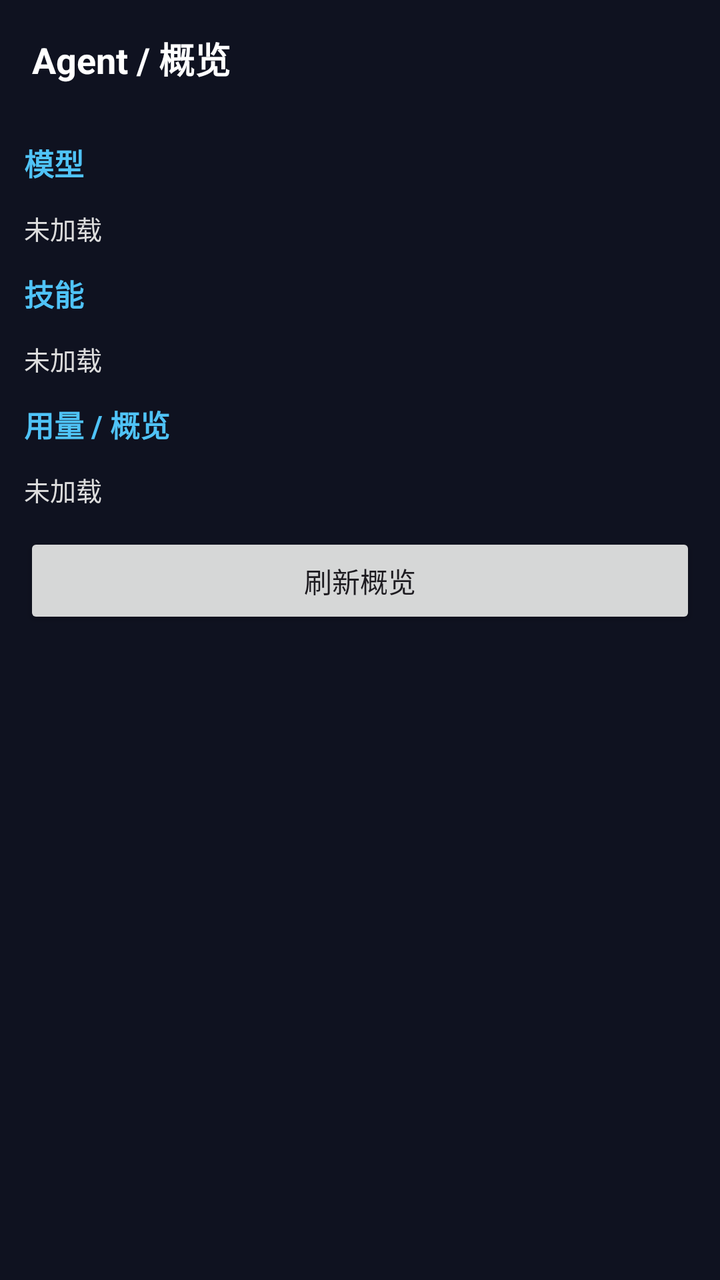
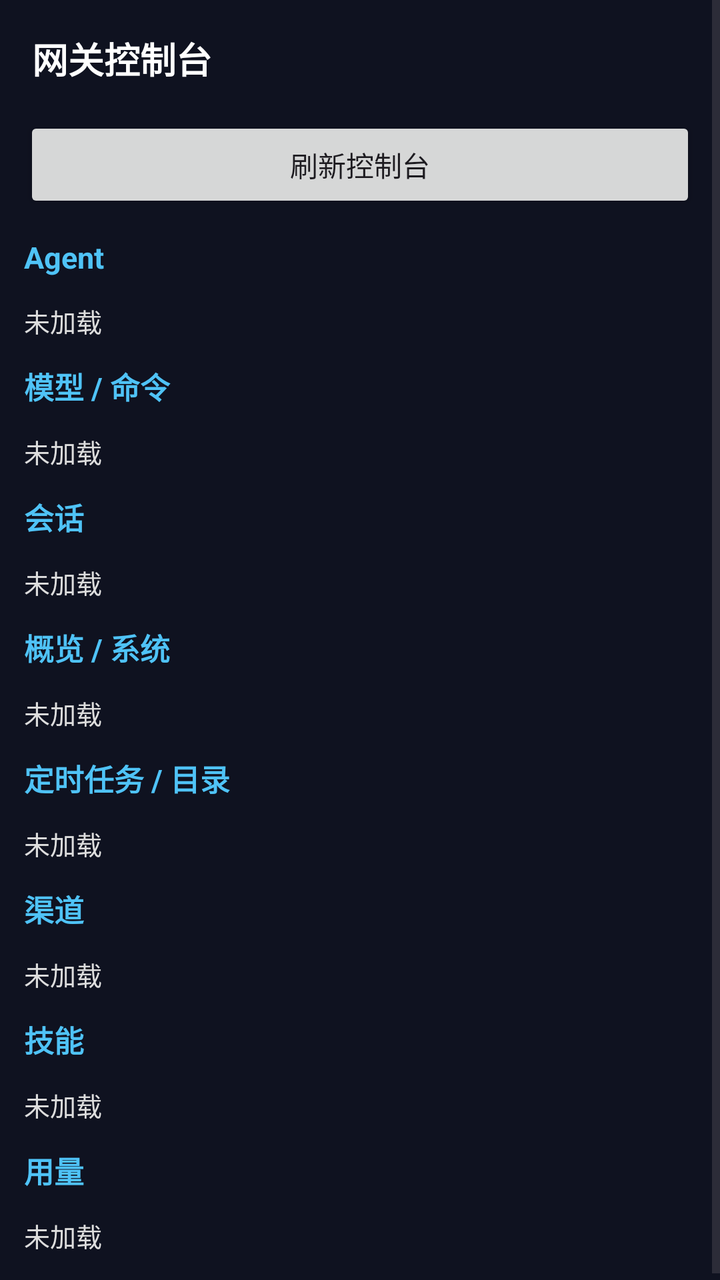

Compare the two renders of this Android layout. The source of the first and the diff that turns it into the second are given below.
<!-- AndroidManifest.xml: application theme Theme.VoiceBridge -->
<!-- res/layout/fragment_overview.xml -->
<?xml version="1.0" encoding="utf-8"?>
<LinearLayout xmlns:android="http://schemas.android.com/apk/res/android"
    android:layout_width="match_parent"
    android:layout_height="match_parent"
    android:orientation="vertical"
    android:background="#0F1220">

    <TextView
        android:id="@+id/overviewTitle"
        android:layout_width="match_parent"
        android:layout_height="wrap_content"
        android:text="Agent / 概览"
        android:textSize="18sp"
        android:textStyle="bold"
        android:textColor="#FFFFFF"
        android:padding="16dp" />

    <androidx.recyclerview.widget.RecyclerView
        android:id="@+id/agentList"
        android:layout_width="match_parent"
        android:layout_height="wrap_content"
        android:paddingHorizontal="8dp"
        android:nestedScrollingEnabled="false" />

    <TextView
        android:id="@+id/labelModels"
        android:layout_width="match_parent"
        android:layout_height="wrap_content"
        android:text="模型"
        android:textSize="15sp"
        android:textStyle="bold"
        android:textColor="#4FC3F7"
        android:padding="12dp" />

    <TextView
        android:id="@+id/textModels"
        android:layout_width="match_parent"
        android:layout_height="wrap_content"
        android:text="未加载"
        android:textSize="13sp"
        android:textColor="#DDDDDD"
        android:paddingHorizontal="12dp" />

    <TextView
        android:id="@+id/labelSkills"
        android:layout_width="match_parent"
        android:layout_height="wrap_content"
        android:text="技能"
        android:textSize="15sp"
        android:textStyle="bold"
        android:textColor="#4FC3F7"
        android:padding="12dp" />

    <TextView
        android:id="@+id/textSkills"
        android:layout_width="match_parent"
        android:layout_height="wrap_content"
        android:text="未加载"
        android:textSize="13sp"
        android:textColor="#DDDDDD"
        android:paddingHorizontal="12dp" />

    <TextView
        android:id="@+id/labelUsage"
        android:layout_width="match_parent"
        android:layout_height="wrap_content"
        android:text="用量 / 概览"
        android:textSize="15sp"
        android:textStyle="bold"
        android:textColor="#4FC3F7"
        android:padding="12dp" />

    <TextView
        android:id="@+id/textUsage"
        android:layout_width="match_parent"
        android:layout_height="wrap_content"
        android:text="未加载"
        android:textSize="13sp"
        android:textColor="#DDDDDD"
        android:paddingHorizontal="12dp" />

    <Button
        android:id="@+id/btnRefreshOverview"
        android:layout_width="match_parent"
        android:layout_height="wrap_content"
        android:text="刷新概览"
        android:layout_margin="12dp" />
</LinearLayout>
<!-- resources referenced by this layout -->
<resources>
  <style name="Theme.VoiceBridge" parent="Theme.Material3.DayNight.NoActionBar" />
</resources>

<!-- the commit's change to res/layout/fragment_overview.xml (unified diff, before → after) -->
@@ -1,88 +1,183 @@
 <?xml version="1.0" encoding="utf-8"?>
-<LinearLayout xmlns:android="http://schemas.android.com/apk/res/android"
+<ScrollView xmlns:android="http://schemas.android.com/apk/res/android"
     android:layout_width="match_parent"
     android:layout_height="match_parent"
-    android:orientation="vertical"
-    android:background="#0F1220">
+    android:background="#0F1220"
+    android:fillViewport="true">
 
-    <TextView
-        android:id="@+id/overviewTitle"
+    <LinearLayout
         android:layout_width="match_parent"
         android:layout_height="wrap_content"
-        android:text="Agent / 概览"
-        android:textSize="18sp"
-        android:textStyle="bold"
-        android:textColor="#FFFFFF"
-        android:padding="16dp" />
+        android:orientation="vertical"
+        android:paddingBottom="16dp">
 
-    <androidx.recyclerview.widget.RecyclerView
-        android:id="@+id/agentList"
-        android:layout_width="match_parent"
-        android:layout_height="wrap_content"
-        android:paddingHorizontal="8dp"
-        android:nestedScrollingEnabled="false" />
+        <TextView
+            android:id="@+id/overviewTitle"
+            android:layout_width="match_parent"
+            android:layout_height="wrap_content"
+            android:text="网关控制台"
+            android:textSize="18sp"
+            android:textStyle="bold"
+            android:textColor="#FFFFFF"
+            android:padding="16dp" />
 
-    <TextView
-        android:id="@+id/labelModels"
-        android:layout_width="match_parent"
-        android:layout_height="wrap_content"
-        android:text="模型"
-        android:textSize="15sp"
-        android:textStyle="bold"
-        android:textColor="#4FC3F7"
-        android:padding="12dp" />
+        <Button
+            android:id="@+id/btnRefreshOverview"
+            android:layout_width="match_parent"
+            android:layout_height="wrap_content"
+            android:text="刷新控制台"
+            android:layout_marginHorizontal="12dp" />
 
-    <TextView
-        android:id="@+id/textModels"
-        android:layout_width="match_parent"
-        android:layout_height="wrap_content"
-        android:text="未加载"
-        android:textSize="13sp"
-        android:textColor="#DDDDDD"
-        android:paddingHorizontal="12dp" />
+        
+        <TextView
+            android:id="@+id/labelAgents"
+            android:layout_width="match_parent"
+            android:layout_height="wrap_content"
+            android:text="Agent"
+            android:textSize="15sp"
+            android:textStyle="bold"
+            android:textColor="#4FC3F7"
+            android:padding="12dp" />
+        <TextView
+            android:id="@+id/textAgents"
+            android:layout_width="match_parent"
+            android:layout_height="wrap_content"
+            android:text="未加载"
+            android:textSize="13sp"
+            android:textColor="#DDDDDD"
+            android:paddingHorizontal="12dp" />
 
-    <TextView
-        android:id="@+id/labelSkills"
-        android:layout_width="match_parent"
-        android:layout_height="wrap_content"
-        android:text="技能"
-        android:textSize="15sp"
-        android:textStyle="bold"
-        android:textColor="#4FC3F7"
-        android:padding="12dp" />
+        
+        <TextView
+            android:id="@+id/labelModels"
+            android:layout_width="match_parent"
+            android:layout_height="wrap_content"
+            android:text="模型 / 命令"
+            android:textSize="15sp"
+            android:textStyle="bold"
+            android:textColor="#4FC3F7"
+            android:padding="12dp" />
+        <TextView
+            android:id="@+id/textModels"
+            android:layout_width="match_parent"
+            android:layout_height="wrap_content"
+            android:text="未加载"
+            android:textSize="13sp"
+            android:textColor="#DDDDDD"
+            android:paddingHorizontal="12dp" />
 
-    <TextView
-        android:id="@+id/textSkills"
-        android:layout_width="match_parent"
-        android:layout_height="wrap_content"
-        android:text="未加载"
-        android:textSize="13sp"
-        android:textColor="#DDDDDD"
-        android:paddingHorizontal="12dp" />
+        
+        <TextView
+            android:id="@+id/labelSessions"
+            android:layout_width="match_parent"
+            android:layout_height="wrap_content"
+            android:text="会话"
+            android:textSize="15sp"
+            android:textStyle="bold"
+            android:textColor="#4FC3F7"
+            android:padding="12dp" />
+        <TextView
+            android:id="@+id/textSessions"
+            android:layout_width="match_parent"
+            android:layout_height="wrap_content"
+            android:text="未加载"
+            android:textSize="13sp"
+            android:textColor="#DDDDDD"
+            android:paddingHorizontal="12dp" />
 
-    <TextView
-        android:id="@+id/labelUsage"
-        android:layout_width="match_parent"
-        android:layout_height="wrap_content"
-        android:text="用量 / 概览"
-        android:textSize="15sp"
-        android:textStyle="bold"
-        android:textColor="#4FC3F7"
-        android:padding="12dp" />
+        
+        <TextView
+            android:id="@+id/labelOverview"
+            android:layout_width="match_parent"
+            android:layout_height="wrap_content"
+            android:text="概览 / 系统"
+            android:textSize="15sp"
+            android:textStyle="bold"
+            android:textColor="#4FC3F7"
+            android:padding="12dp" />
+        <TextView
+            android:id="@+id/textOverview"
+            android:layout_width="match_parent"
+            android:layout_height="wrap_content"
+            android:text="未加载"
+            android:textSize="13sp"
+            android:textColor="#DDDDDD"
+            android:paddingHorizontal="12dp" />
 
-    <TextView
-        android:id="@+id/textUsage"
-        android:layout_width="match_parent"
-        android:layout_height="wrap_content"
-        android:text="未加载"
-        android:textSize="13sp"
-        android:textColor="#DDDDDD"
-        android:paddingHorizontal="12dp" />
+        
+        <TextView
+            android:id="@+id/labelCron"
+            android:layout_width="match_parent"
+            android:layout_height="wrap_content"
+            android:text="定时任务 / 目录"
+            android:textSize="15sp"
+            android:textStyle="bold"
+            android:textColor="#4FC3F7"
+            android:padding="12dp" />
+        <TextView
+            android:id="@+id/textCron"
+            android:layout_width="match_parent"
+            android:layout_height="wrap_content"
+            android:text="未加载"
+            android:textSize="13sp"
+            android:textColor="#DDDDDD"
+            android:paddingHorizontal="12dp" />
 
-    <Button
-        android:id="@+id/btnRefreshOverview"
-        android:layout_width="match_parent"
-        android:layout_height="wrap_content"
-        android:text="刷新概览"
-        android:layout_margin="12dp" />
-</LinearLayout>
+        
+        <TextView
+            android:id="@+id/labelChannels"
+            android:layout_width="match_parent"
+            android:layout_height="wrap_content"
+            android:text="渠道"
+            android:textSize="15sp"
+            android:textStyle="bold"
+            android:textColor="#4FC3F7"
+            android:padding="12dp" />
+        <TextView
+            android:id="@+id/textChannels"
+            android:layout_width="match_parent"
+            android:layout_height="wrap_content"
+            android:text="未加载"
+            android:textSize="13sp"
+            android:textColor="#DDDDDD"
+            android:paddingHorizontal="12dp" />
+
+        
+        <TextView
+            android:id="@+id/labelSkills"
+            android:layout_width="match_parent"
+            android:layout_height="wrap_content"
+            android:text="技能"
+            android:textSize="15sp"
+            android:textStyle="bold"
+            android:textColor="#4FC3F7"
+            android:padding="12dp" />
+        <TextView
+            android:id="@+id/textSkills"
+            android:layout_width="match_parent"
+            android:layout_height="wrap_content"
+            android:text="未加载"
+            android:textSize="13sp"
+            android:textColor="#DDDDDD"
+            android:paddingHorizontal="12dp" />
+
+        
+        <TextView
+            android:id="@+id/labelUsage"
+            android:layout_width="match_parent"
+            android:layout_height="wrap_content"
+            android:text="用量"
+            android:textSize="15sp"
+            android:textStyle="bold"
+            android:textColor="#4FC3F7"
+            android:padding="12dp" />
+        <TextView
+            android:id="@+id/textUsage"
+            android:layout_width="match_parent"
+            android:layout_height="wrap_content"
+            android:text="未加载"
+            android:textSize="13sp"
+            android:textColor="#DDDDDD"
+            android:paddingHorizontal="12dp" />
+    </LinearLayout>
+</ScrollView>
